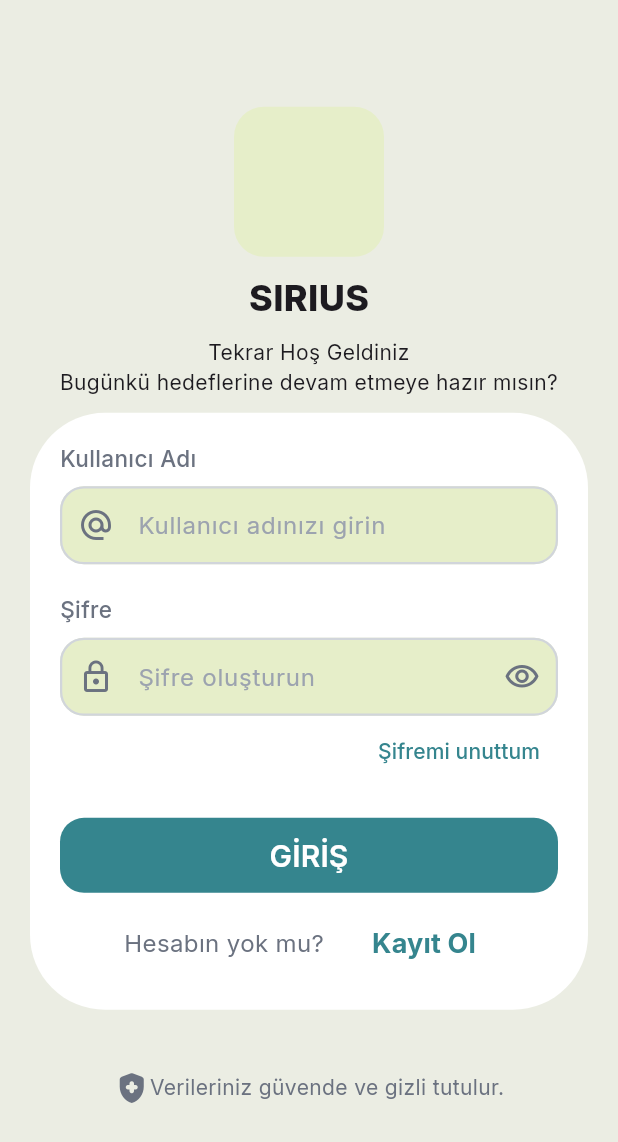
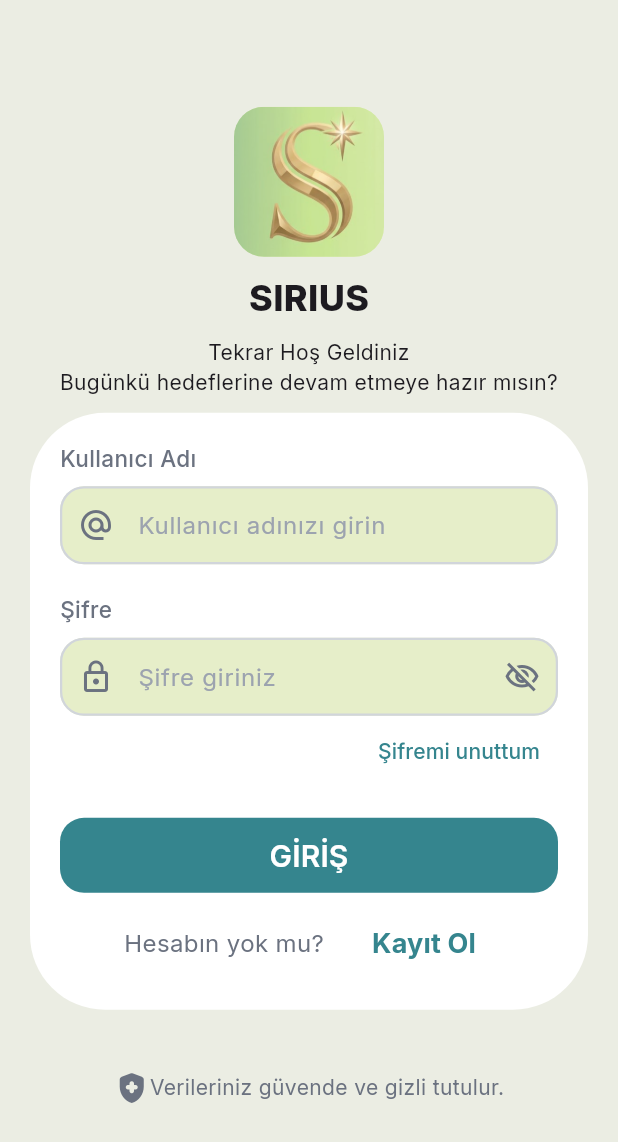
Before and after one commit to sceneup/bagimlilikla_mucadele, a Flutter app: the screen it shows after launch, on a phone screen of 412 x 824 dp. Shown: the top 1142 px of the screen. Run offline on Flutter 3.47's test engine with Material 3 defaults, Android fonts, the phone set to English and light mode, and no system bars; our stand-ins replace flutter_easyloading, flutter_local_notifications, flutter_riverpod, go_router, supabase_flutter, timezone; missing offline and left inert: notification_listener_service; accounts and stored records are empty.

Commit message:
giriş formu düzenlendi

```diff
--- a/lib/core/widgets/custom_text_fields.dart
+++ b/lib/core/widgets/custom_text_fields.dart
@@ -80,8 +80,8 @@ class _CustomTextFieldState extends State<CustomTextField> {
         },
         icon: Icon(
           _obscureText
-              ? Icons.visibility_outlined
-              : Icons.visibility_off_outlined,
+              ? Icons.visibility_off_outlined
+              : Icons.visibility_outlined,
           color: AppColors.textSecondary,
         ),
       )
--- a/lib/features/giris/widgets/giris_baslik.dart
+++ b/lib/features/giris/widgets/giris_baslik.dart
@@ -18,6 +18,10 @@ class GirisBaslik extends StatelessWidget {
           decoration: BoxDecoration(
             color: AppColors.secondaryContainer,
             borderRadius: BorderRadius.circular(20),
+            image: const DecorationImage(
+              image: AssetImage('assets/images/img.png'),
+              fit: BoxFit.cover,
+            ),
           ),
         ),
         const Text(
--- a/lib/features/giris/widgets/giris_form.dart
+++ b/lib/features/giris/widgets/giris_form.dart
@@ -42,7 +42,7 @@ class GirisForm extends ConsumerWidget {
               label: "Şifre",
               child: CustomTextField(
                 controller: vm.passwordController,
-                hintText: "Şifre oluşturun",
+                hintText: "Şifre giriniz",
                 prefixIcon: Icons.lock_outline,
                 keyboardType: TextInputType.visiblePassword,
                 obscureText: true,
--- a/pubspec.yaml
+++ b/pubspec.yaml
@@ -80,6 +80,7 @@ flutter:
      - assets/jsons/anket.json
      - assets/images/anketresim.png
      - assets/images/avatars/
+     - assets/images/img.png
   #   images/a_dot_ham.jpeg
 
   # An image asset can refer to one or more resolution-specific "variants", see
```
